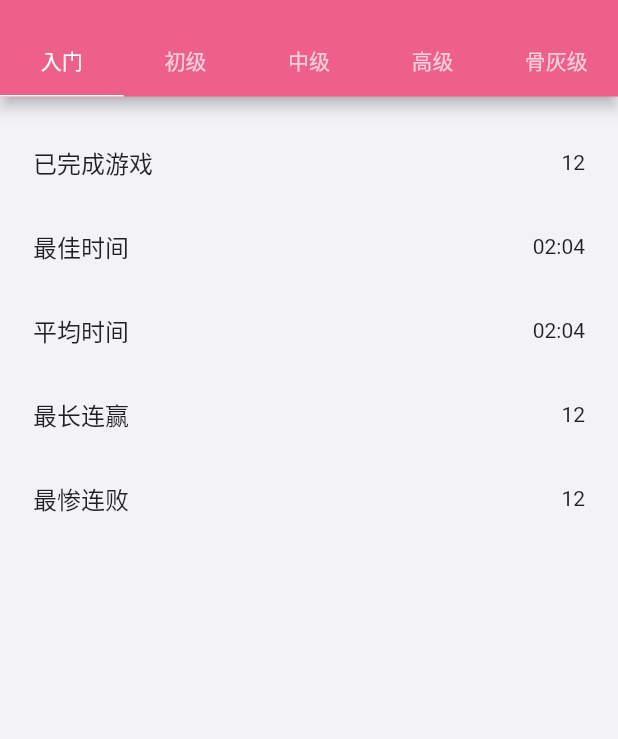
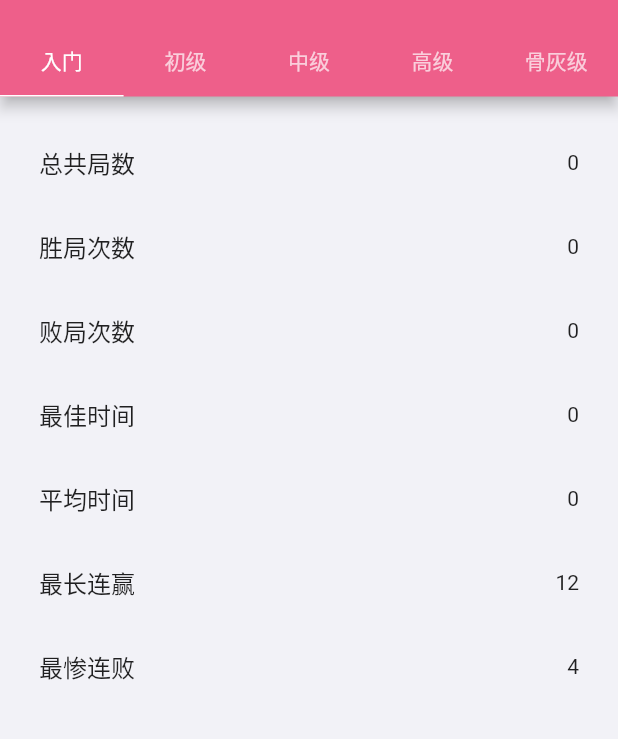
Before and after one commit to huhx/flutter_sudoku, a Flutter app: the SudokuStatisticsScreen screen opened directly, on a phone screen of 412 x 824 dp, the part 58-797 px from its top. Run offline on Flutter 3.47's test engine with Material 2 defaults, Android fonts, the phone set to English and light mode, and no system bars; drawn by our look-alikes of pull_to_refresh; our stand-ins replace badges, dio, double_back_to_close, envied, equatable, flutter_hooks and 15 more; missing offline and left inert: dio_http_formatter, flutter_deep_links; accounts and stored records are empty; generated files the repository leaves out were written again; statements that could not run were skipped.

Commit message:
[huhx] -feat: calculate sudoku statistics

```diff
--- a/lib/api/sudoku_record_api.dart
+++ b/lib/api/sudoku_record_api.dart
@@ -1,3 +1,6 @@
+import 'dart:async';
+
+import 'package:flutter_sudoku/business/statistics/sudoku_statistics.dart';
 import 'package:flutter_sudoku/model/sudoku.dart';
 import 'package:flutter_sudoku/model/sudoku_record.dart';
 import 'package:path/path.dart';
@@ -57,6 +60,18 @@ class SudokuRecordApi {
     await db.rawUpdate('UPDATE sudoku_record SET logStatus = ? where id = ?', [LogStatus.delete.name, id]);
   }
 
+  Future<SudokuStatistics> queryStatistics(Difficulty difficulty) async {
+    final Database db = await _getDB();
+    final List<Map<String, dynamic>> maps = await db.query(
+      tableName,
+      where: 'difficulty = ?',
+      whereArgs: [difficulty.level],
+      orderBy: 'createTime desc',
+    );
+    final List<SudokuRecord> records = maps.map((json) => SudokuRecord.fromJson(json)).toList();
+    return SudokuStatistics.from(records);
+  }
+
   Future<List<SudokuRecord>> querySudokuRecords(int pageNum) async {
     final Database db = await _getDB();
     final List<Map<String, dynamic>> maps = await db.query(
--- a/lib/business/home/sudoku_statistics_detail_screen.dart
+++ b/lib/business/home/sudoku_statistics_detail_screen.dart
@@ -1,5 +1,9 @@
 import 'package:flutter/material.dart';
+import 'package:flutter_sudoku/api/sudoku_record_api.dart';
+import 'package:flutter_sudoku/business/statistics/sudoku_statistics.dart';
+import 'package:flutter_sudoku/component/center_progress_indicator.dart';
 import 'package:flutter_sudoku/model/sudoku.dart';
+import 'package:get_it/get_it.dart';
 
 class SudokuStatisticsDetailScreen extends StatelessWidget {
   final Difficulty difficulty;
@@ -8,30 +12,46 @@ class SudokuStatisticsDetailScreen extends StatelessWidget {
 
   @override
   Widget build(BuildContext context) {
+    return FutureBuilder(
+      future: GetIt.I<SudokuRecordApi>().queryStatistics(difficulty),
+      builder: (context, snap) {
+        if (!snap.hasData) return const CenterProgressIndicator();
+        final SudokuStatistics statistics = snap.data as SudokuStatistics;
+
         return ListView(
-      padding: const EdgeInsets.symmetric(horizontal: 6, vertical: 16),
-      children: const [
+          padding: const EdgeInsets.symmetric(horizontal: 10, vertical: 16),
+          children: [
             ListTile(
-          title: Text("已完成游戏"),
-          trailing: Text("12"),
+              title: const Text("总共局数"),
+              trailing: Text(statistics.totalCount.toString()),
             ),
             ListTile(
-          title: Text("最佳时间"),
-          trailing: Text("02:04"),
+              title: const Text("胜局次数"),
+              trailing: Text(statistics.successCount.toString()),
             ),
             ListTile(
-          title: Text("平均时间"),
-          trailing: Text("02:04"),
+              title: const Text("败局次数"),
+              trailing: Text(statistics.faileCount.toString()),
             ),
             ListTile(
-          title: Text("最长连赢"),
-          trailing: Text("12"),
+              title: const Text("最佳时间"),
+              trailing: Text(statistics.bestTime.toString()),
             ),
             ListTile(
-          title: Text("最惨连败"),
-          trailing: Text("12"),
+              title: const Text("平均时间"),
+              trailing: Text(statistics.avgTime.toString()),
+            ),
+            ListTile(
+              title: const Text("最长连赢"),
+              trailing: Text(statistics.straightWins.toString()),
+            ),
+            ListTile(
+              title: const Text("最惨连败"),
+              trailing: Text(statistics.straightLose.toString()),
             ),
           ],
         );
+      },
+    );
   }
 }
--- /dev/null
+++ b/lib/business/statistics/sudoku_statistics.dart
@@ -0,0 +1,59 @@
+import 'package:equatable/equatable.dart';
+import 'package:flutter_sudoku/model/sudoku.dart';
+import 'package:flutter_sudoku/model/sudoku_record.dart';
+
+class SudokuStatistics extends Equatable {
+  final int totalCount;
+  final int successCount;
+  final int faileCount;
+  final int bestTime;
+  final int avgTime;
+  final int straightWins;
+  final int straightLose;
+
+  const SudokuStatistics({
+    required this.totalCount,
+    required this.successCount,
+    required this.faileCount,
+    required this.bestTime,
+    required this.avgTime,
+    required this.straightWins,
+    required this.straightLose,
+  });
+
+  @override
+  List<Object?> get props {
+    return [
+      totalCount,
+      successCount,
+      faileCount,
+      bestTime,
+      avgTime,
+      straightWins,
+      straightLose,
+    ];
+  }
+
+  static SudokuStatistics from(List<SudokuRecord> records) {
+    final List<SudokuRecord> success = records.where((record) => record.gameStatus == GameStatus.success).toList();
+    final List<SudokuRecord> failed = records.where((record) => record.gameStatus == GameStatus.failed).toList();
+
+    return SudokuStatistics(
+      totalCount: records.length,
+      successCount: success.length,
+      faileCount: failed.length,
+      bestTime: success.isEmpty ? 0 : success.map((record) => record.duration).reduce((a, b) => a > b ? b : a),
+      avgTime: success.isEmpty ? 0 : success.map((e) => e.duration).reduce((a, b) => a + b) ~/ success.length,
+      straightWins: getStraightWins(success),
+      straightLose: getStraightLose(failed),
+    );
+  }
+
+  static int getStraightWins(List<SudokuRecord> success) {
+    return 12;
+  }
+
+  static int getStraightLose(List<SudokuRecord> failed) {
+    return 4;
+  }
+}
```
Lines whose indentation alone changed are shown as unchanged.
